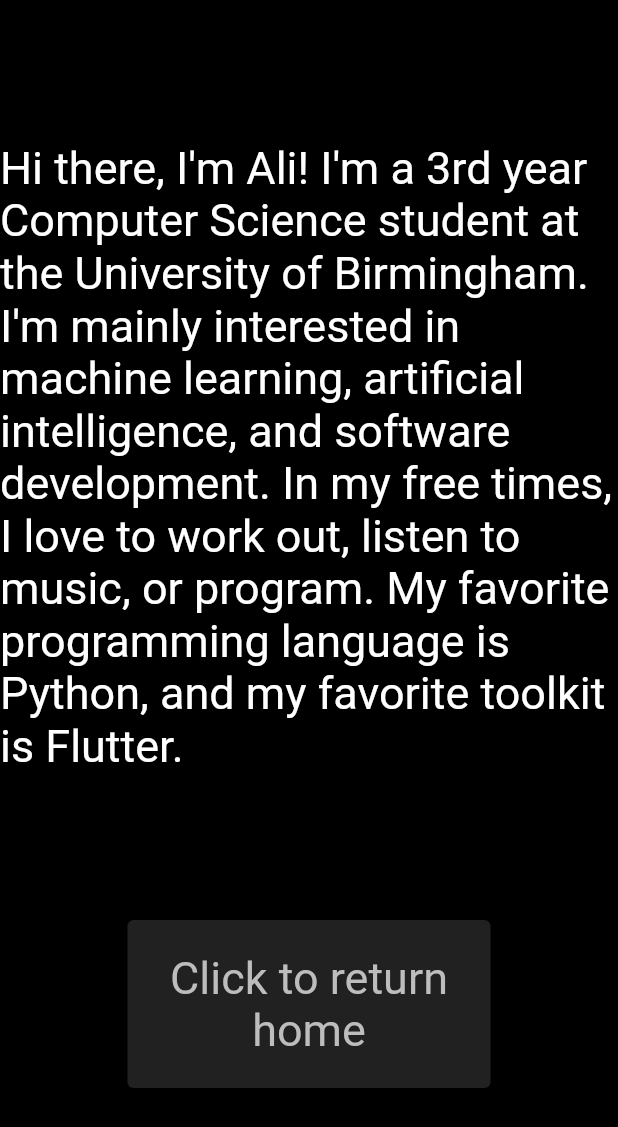
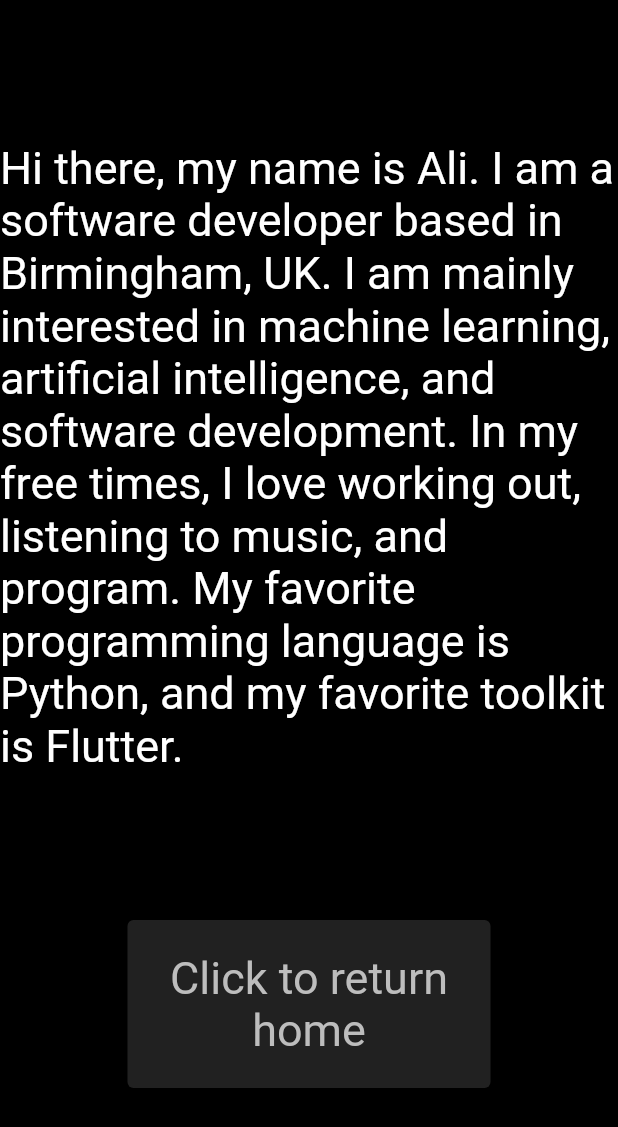
Before and after one commit to alicagatay/alicagatays_personal_webpage, a Flutter app: the screen it shows after launch, after a tap on "about", on a phone screen of 412 x 824 dp. Shown: the top 1127 px of the screen. Run offline on Flutter 3.47's test engine with Material 2 defaults, Android fonts, the phone set to English and light mode, and no system bars.

Commit message:
Updated the website.

```diff
--- a/lib/about_page.dart
+++ b/lib/about_page.dart
@@ -16,11 +16,12 @@
               const SizedBox(
                 width: 700,
                 child: Text(
-                  "Hi there, I'm Ali! "
-                  "I'm a 3rd year Computer Science student at the University of Birmingham. "
-                  "I'm mainly interested in machine learning, artificial intelligence, and software development. "
-                  "In my free times, I love to work out, listen to music, or program. "
-                  "My favorite programming language is Python, and my favorite toolkit is Flutter.",
+                    "Hi there, my name is Ali. "
+                    "I am a software developer based in Birmingham, UK. "
+                    "I am mainly interested in machine learning, artificial intelligence, "
+                    "and software development. In my free times, I love working out, listening to music, "
+                    "and program. My favorite programming language is Python, and my favorite toolkit "
+                    "is Flutter.",
                   style: TextStyle(
                     fontSize: 30,
                     color: Colors.white,
```
Also changed, not shown: lib/Projects/nameless_secret_project.dart (deleted, +0 -46 lines), lib/projects_page.dart (+2 -24 lines).
